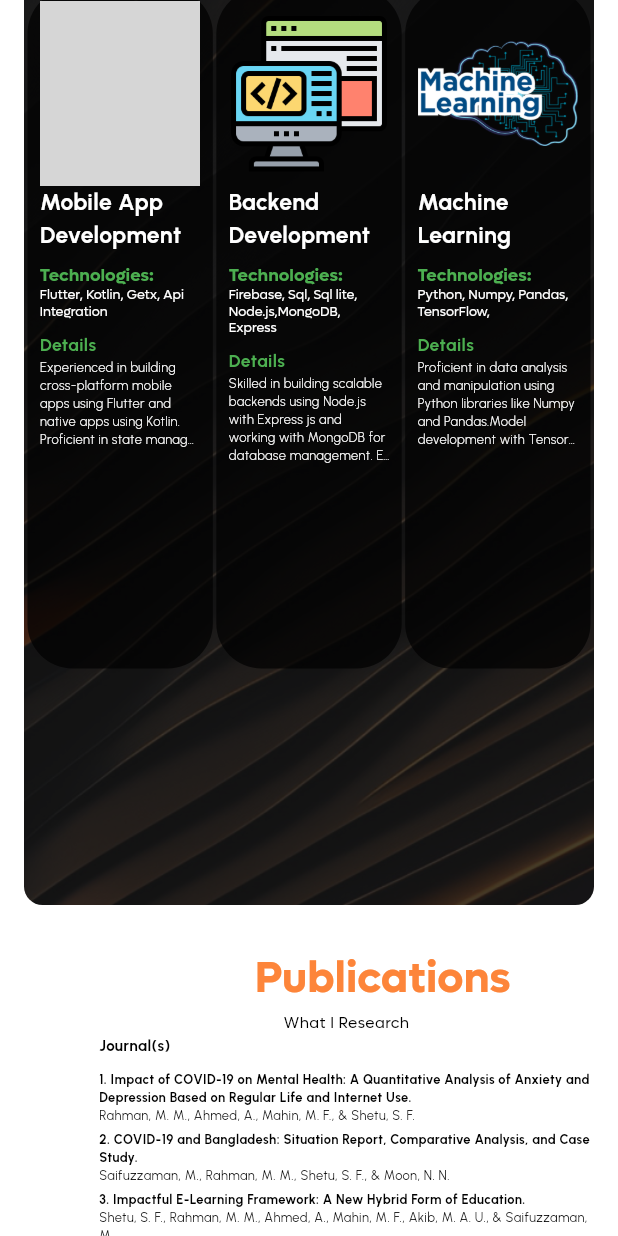
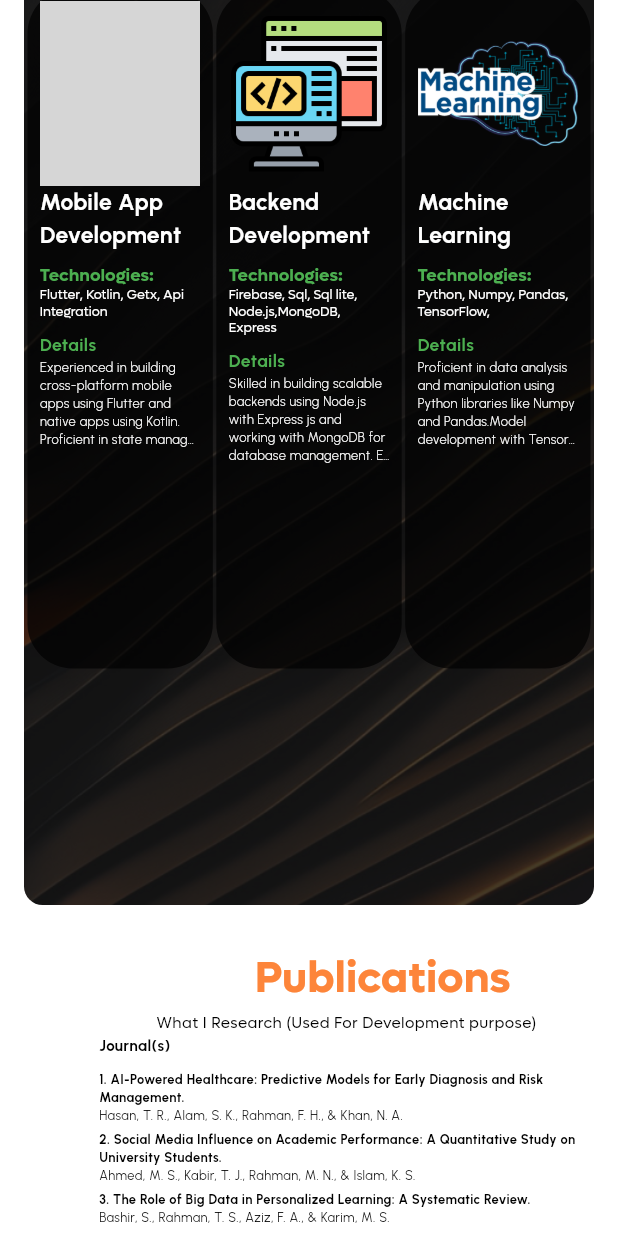
Before and after one commit to mishad01/Responsive-Portfolio-Website-Using-Flutter-And-Firebase, a Flutter app: the screen it shows after launch, scrolled down 3456 dp, on a phone screen of 412 x 824 dp. Run offline on Flutter 3.47's test engine with Material 3 defaults, Android fonts, the phone set to English and light mode, and no system bars; our stand-ins replace carousel_slider, flutter_svg, google_fonts, sizer; missing offline and left inert: flutter_web_base, web_smooth_scroll; grey boxes are pictures that could not be loaded.

Commit message:
All view responsive

```diff
--- a/portfolio_website_using_flutter_and_firebase/lib/view/my_publications/my_publications.dart
+++ b/portfolio_website_using_flutter_and_firebase/lib/view/my_publications/my_publications.dart
@@ -12,51 +12,49 @@ class _MyPublicationsState extends State<MyPublications> {
   List<Map<String, String>> journals = [
     {
       "topic":
-          "Impact of COVID-19 on Mental Health: A Quantitative Analysis of Anxiety and Depression Based on Regular Life and Internet Use.",
-      "supervisor": "Rahman, M. M., Ahmed, A., Mahin, M. F., & Shetu, S. F."
+          "AI-Powered Healthcare: Predictive Models for Early Diagnosis and Risk Management.",
+      "supervisor": "Hasan, T. R., Alam, S. K., Rahman, F. H., & Khan, N. A."
     },
     {
       "topic":
-          "COVID-19 and Bangladesh: Situation Report, Comparative Analysis, and Case Study.",
-      "supervisor":
-          "Saifuzzaman, M., Rahman, M. M., Shetu, S. F., & Moon, N. N."
+          "Social Media Influence on Academic Performance: A Quantitative Study on University Students.",
+      "supervisor": "Ahmed, M. S., Kabir, T. J., Rahman, M. N., & Islam, K. S."
     },
     {
       "topic":
-          "Impactful E-Learning Framework: A New Hybrid Form of Education.",
-      "supervisor":
-          "Shetu, S. F., Rahman, M. M., Ahmed, A., Mahin, M. F., Akib, M. A. U., & Saifuzzaman, M."
+          "The Role of Big Data in Personalized Learning: A Systematic Review.",
+      "supervisor": "Bashir, S., Rahman, T. S., Aziz, F. A., & Karim, M. S."
     },
   ];
+
   List<Map<String, String>> conference = [
     {
       "topic":
-          "Future City of Bangladesh: IoT Based Autonomous Smart Sewerage and Hazard Condition Sharing System.",
-      "supervisor": "Rahman, M. M., Ahmed, A., Mahin, M. F., & Shetu, S. F."
+          "Green Urbanization: IoT Solutions for Smart Waste Management and Resource Allocation.",
+      "supervisor": "Rahman, T. H., Nahar, F. S., Ali, A. M., & Saif, R. J."
     },
     {
       "topic":
-          "Deep Learning Model for Detecting and Diagnosing Plant Disease.",
-      "supervisor":
-          "Saifuzzaman, M., Rahman, M. M., Shetu, S. F., & Moon, N. N."
-    },
-    {
-      "topic": "TraFoo: An Android Application for Food Delivery in Train.",
-      "supervisor":
-          "Rahman, M. M., Foysal, M. R., Moon, N. N., & Nur, F. N. (2021)."
-    },
-    {
-      "topic": "Pandemic Effect on Education System among University Students.",
-      "supervisor":
-          "Yesmin, F., Rahman, M. M., Saifuzzaman, M., & Moon, N. N. (2021)."
+          "Blockchain in Healthcare: A Secure Framework for Patient Data Management.",
+      "supervisor": "Khan, R. H., Alam, S. J., Hasan, T. F., & Zaman, A. K."
     },
     {
       "topic":
-          "Cyber Security Intruder Detection Using Deep Learning Approach.",
-      "supervisor":
-          "Islam, T., Rahman, M., Jabiullah, M., & Saifuzzaman, M. (2023)."
+          "EcoTransport: An AI-Based Solution for Optimized Urban Transport Routing.",
+      "supervisor": "Rashid, A. H., Karim, F. M., Nabil, S. K., & Ali, J. S."
+    },
+    {
+      "topic":
+          "Educational Impact of Virtual Reality on Science Learning in High School Students.",
+      "supervisor": "Ahmed, S. K., Bashir, M. A., Rahman, H. N., & Islam, R. A."
+    },
+    {
+      "topic":
+          "Advanced Cybersecurity in Financial Services: An AI-Based Threat Detection Model.",
+      "supervisor": "Zaman, M. R., Rahman, T. S., Islam, J. F., & Bashir, M. L."
     },
   ];
+
   @override
   Widget build(BuildContext context) {
     return Container(
@@ -92,7 +90,7 @@ class _MyPublicationsState extends State<MyPublications> {
             SizedBox(height: 0.5.h),
             Center(
               child: Text(
-                "What I Research",
+                "What I Research (Used For Development purpose)",
                 style: TextStyle(
                   fontSize: 13.sp,
                   fontWeight: FontWeight.w300,
--- a/portfolio_website_using_flutter_and_firebase/lib/view/portfolio_view/portfolio_website.dart
+++ b/portfolio_website_using_flutter_and_firebase/lib/view/portfolio_view/portfolio_website.dart
@@ -1,5 +1,6 @@
 import 'package:flutter/material.dart';
 import 'package:portfolio_website_using_flutter_and_firebase/utils/export.dart';
+import 'package:portfolio_website_using_flutter_and_firebase/view/copyright_view.dart/copyright_view.dart';
 import 'package:web_smooth_scroll/web_smooth_scroll.dart';
 
 class PortfolioWebsite extends StatefulWidget {
@@ -11,11 +12,41 @@ class PortfolioWebsite extends StatefulWidget {
 
 class _PortfolioWebsiteState extends State<PortfolioWebsite> {
   late ScrollController _scrollController;
+
+  // Global keys for each section
+  final GlobalKey _detailsKey = GlobalKey();
+  final GlobalKey _servicesKey = GlobalKey();
+  final GlobalKey _workExperienceKey = GlobalKey();
+  final GlobalKey _educationKey = GlobalKey();
+  final GlobalKey _expertiseKey = GlobalKey();
+  final GlobalKey _publicationsKey = GlobalKey();
+  final GlobalKey _referencesKey = GlobalKey();
+  final GlobalKey _contactKey = GlobalKey();
+
   @override
   void initState() {
-    // TODO: implement initState
     super.initState();
     _scrollController = ScrollController();
+  }
+
+  void _scrollToSection(int index) {
+    final key = [
+      _detailsKey,
+      _servicesKey,
+      _workExperienceKey,
+      _educationKey,
+      _expertiseKey,
+      _publicationsKey,
+      _referencesKey,
+      _contactKey
+    ][index];
+
+    // Scroll to the selected section
+    Scrollable.ensureVisible(
+      key.currentContext!,
+      duration: Duration(seconds: 1),
+      curve: Curves.easeInOut,
+    );
   }
 
   @override
@@ -33,20 +64,21 @@ class _PortfolioWebsiteState extends State<PortfolioWebsite> {
             physics: NeverScrollableScrollPhysics(),
             controller: _scrollController,
             children: [
-              // Header
               Padding(
                 padding: const EdgeInsets.symmetric(horizontal: 40),
-                child: HeaderDesktop(),
+                child: HeaderDesktop(
+                  onNavItemClicked: _scrollToSection,
+                ),
               ),
-              // Details Screen View
-              DetailsScreenView2(),
-              MyServicesView(),
-              WorkExperienceView(),
-              EducationScreenView(),
-              MyExpertiseView(),
-              MyPublications(),
-              MyReferencesView(),
-              ContactMeView(),
+              Container(key: _detailsKey, child: DetailsScreenView2()),
+              Container(key: _servicesKey, child: MyServicesView()),
+              Container(key: _workExperienceKey, child: WorkExperienceView()),
+              Container(key: _educationKey, child: EducationScreenView()),
+              Container(key: _expertiseKey, child: MyExpertiseView()),
+              Container(key: _publicationsKey, child: MyPublications()),
+              Container(key: _referencesKey, child: MyReferencesView()),
+              Container(key: _contactKey, child: ContactMeView()),
+              CopyrightView(),
             ],
           ),
         ),
```
Also changed, not shown: portfolio_website_using_flutter_and_firebase/lib/view/contact_me_view/contact_me_view.dart (+24 -49 lines), portfolio_website_using_flutter_and_firebase/lib/view/contact_me_view/widget/details_card.dart (+4 -3 lines), portfolio_website_using_flutter_and_firebase/lib/view/copyright_view.dart/copyright_view.dart (added, +29 -0 lines), portfolio_website_using_flutter_and_firebase/lib/view/details_screen_view/details_screen_view.dart (+13 -11 lines), portfolio_website_using_flutter_and_firebase/lib/view/details_screen_view/details_screen_view2.dart (+10 -10 lines), portfolio_website_using_flutter_and_firebase/lib/view/my_services_screen/my_services_view.dart (+7 -3 lines), portfolio_website_using_flutter_and_firebase/lib/view/portfolio_view/widget/header_desktop.dart (+7 -3 lines).
